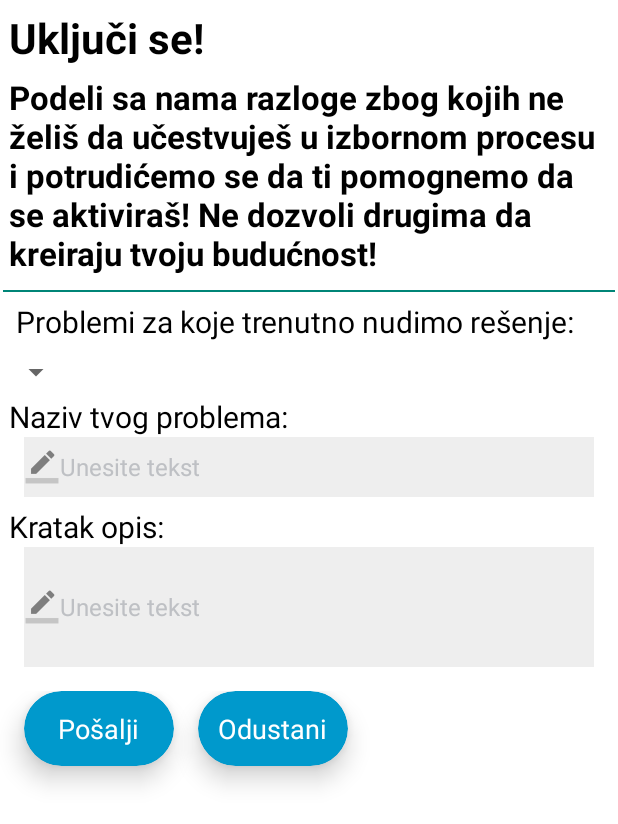
After one commit to OgiVanKenobi/Code-to-Vote, an Android app: the layout activity_prijava_problema.xml on its own in the app's theme, with its tools: preview values and no code run, on a phone screen of 412 x 824 dp. The commit adds this screen. Shown: the top 824 px of the screen. Run offline under Robolectric (Android 15) with nearby library versions, the phone set to English and light mode, and no system bars.

Commit message:
--PosaljiProblem layout created

```diff
--- a/app/src/main/java/com/example/android/codetovote/activity/LoginActivity.java
+++ b/app/src/main/java/com/example/android/codetovote/activity/LoginActivity.java
@@ -41,7 +41,7 @@ public class LoginActivity extends Activity {
         Intent intent = getIntent();
         String msg = intent.getStringExtra("username");
         if (msg != null) {
-            Toast.makeText(getApplicationContext(), "Korisnik " + msg + "uspešno registrovan!", Toast.LENGTH_LONG).show();
+            Toast.makeText(getApplicationContext(), "Korisnik " + msg + " uspešno registrovan!", Toast.LENGTH_LONG).show();
         }
 
         registerLink = findViewById(R.id.registerLink);
@@ -89,6 +89,7 @@ public class LoginActivity extends Activity {
                                     Intent intent = new Intent(LoginActivity.this, PitanjaActivity.class);
                                     intent.putExtra("username", response.body().getUsername());
                                     startActivity(intent);
+                                    finish();
                                 }else{
                                     Toast.makeText(getApplicationContext(), "Pogrešan username ili lozinka!",Toast.LENGTH_LONG).show();
                                 }
--- a/app/src/main/java/com/example/android/codetovote/activity/MainActivity.java
+++ b/app/src/main/java/com/example/android/codetovote/activity/MainActivity.java
@@ -7,6 +7,7 @@ import android.os.Bundle;
 import android.support.v7.widget.CardView;
 import android.util.Log;
 import android.view.View;
+import android.view.Window;
 import android.widget.ImageView;
 import android.widget.Toast;
 
@@ -33,6 +34,7 @@ public class MainActivity extends AppCompatActivity {
     @Override
     protected void onCreate(Bundle savedInstanceState) {
         super.onCreate(savedInstanceState);
+        this.requestWindowFeature(Window.FEATURE_NO_TITLE);
         setContentView(R.layout.activity_main);
 
         add_questionIcon = findViewById(R.id.add_question);
--- a/app/src/main/java/com/example/android/codetovote/activity/PitanjaActivity.java
+++ b/app/src/main/java/com/example/android/codetovote/activity/PitanjaActivity.java
@@ -4,23 +4,37 @@ import android.app.Activity;
 import android.content.Intent;
 import android.os.Bundle;
 import android.view.Window;
+import android.widget.ArrayAdapter;
+import android.widget.Spinner;
 import android.widget.Toast;
 
 import com.example.android.codetovote.R;
 
 public class PitanjaActivity extends Activity {
 
+    Spinner spinner;
+
     @Override
     protected void onCreate(Bundle savedInstanceState) {
         super.onCreate(savedInstanceState);
         this.requestWindowFeature(Window.FEATURE_NO_TITLE);
-        setContentView(R.layout.activity_pitanja);
+        setContentView(R.layout.activity_prijava_problema);
 
         Intent intent = getIntent();
         String msg = intent.getStringExtra("username");
         if (msg != null) {
-            Toast.makeText(getApplicationContext(), "Korisnik " + msg + "uspešno ulogovan!", Toast.LENGTH_LONG).show();
+            Toast.makeText(getApplicationContext(), "Korisnik " + msg + " uspešno ulogovan!", Toast.LENGTH_LONG).show();
         }
+
+        spinner = findViewById(R.id.spinner);
+        String[] items = new String[]{"Nisam u mogućnosti da glasam u mestu prebivališta",
+                "Nisam siguran gde je moje biračko mesto", "Nemam za koga da glasam", "matram da je glasanje neregularno",
+                "matram da moj glas neće ništa promeniti"};
+        ArrayAdapter<String> adapter = new ArrayAdapter<>(this, android.R.layout.simple_spinner_dropdown_item, items);
+        spinner.setAdapter(adapter);
+
+
+
 
     }
 }
--- a/app/src/main/java/com/example/android/codetovote/activity/RegisterActivity.java
+++ b/app/src/main/java/com/example/android/codetovote/activity/RegisterActivity.java
@@ -81,6 +81,7 @@ public class RegisterActivity extends Activity {
                                     Intent intent = new Intent(RegisterActivity.this, LoginActivity.class);
                                     intent.putExtra("username", response.body().getUsername());
                                     startActivity(intent);
+                                    finish();
                                 } else {
                                     Toast.makeText(getApplicationContext(), "Korisničko ime već postoji!", Toast.LENGTH_LONG).show();
                                 }
--- /dev/null
+++ b/app/src/main/res/layout/activity_prijava_problema.xml
@@ -0,0 +1,183 @@
+<?xml version="1.0" encoding="utf-8"?>
+<android.support.constraint.ConstraintLayout xmlns:android="http://schemas.android.com/apk/res/android"
+    android:layout_width="match_parent"
+    android:layout_height="match_parent"
+    xmlns:app="http://schemas.android.com/apk/res-auto"
+    android:background="@color/cardview_light_background">
+<LinearLayout
+    android:layout_width="match_parent"
+    android:layout_height="match_parent"
+    android:orientation="vertical">
+
+    <TextView
+        android:id="@+id/PrijavaProblemaNaslov"
+        android:layout_width="wrap_content"
+        android:layout_height="wrap_content"
+        android:textAlignment="center"
+        android:layout_marginTop="6dp"
+        android:layout_marginLeft="6dp"
+        android:layout_marginRight="6dp"
+        android:text="Uključi se! "
+        android:textSize="28sp"
+        android:textStyle="bold"
+        android:textColor="#000000"/>
+
+    <TextView
+        android:id="@+id/PTextView0"
+        android:layout_width="wrap_content"
+        android:layout_height="wrap_content"
+        android:layout_marginTop="6dp"
+        android:layout_marginLeft="6dp"
+        android:layout_marginRight="6dp"
+        android:text="Podeli sa nama razloge zbog kojih ne želiš da učestvuješ u izbornom procesu i potrudićemo se da ti pomognemo da se aktiviraš! Ne dozvoli drugima da kreiraju tvoju budućnost!"
+        android:textSize="22sp"
+        android:textStyle="bold"
+        android:textColor="#000000"/>
+
+    <View
+        android:layout_width="match_parent"
+        android:layout_height="1dp"
+        android:background="@color/colorPrimary"
+        android:layout_marginTop="10dp"
+        android:layout_marginLeft="2dp"
+        android:layout_marginRight="2dp"/>
+
+    <TextView
+        android:id="@+id/P3TextView1"
+        android:layout_width="wrap_content"
+        android:layout_height="wrap_content"
+        android:layout_marginTop="6dp"
+        android:layout_marginLeft="6dp"
+        android:layout_marginRight="6dp"
+        android:text=" Problemi za koje trenutno nudimo rešenje: "
+        android:textColor="#000000"
+        android:textSize="20sp" />
+
+    <Spinner
+        android:id="@+id/spinner"
+        android:layout_width="wrap_content"
+        android:layout_height="20dp"
+        android:spinnerMode="dropdown"
+        android:layout_marginTop="10dp"/>
+
+    <TextView
+    android:id="@+id/PTextView2"
+    android:layout_width="wrap_content"
+    android:layout_height="wrap_content"
+    android:layout_marginTop="6dp"
+    android:layout_marginLeft="6dp"
+    android:layout_marginRight="6dp"
+    android:text="Naziv tvog problema: "
+    android:textColor="#000000"
+    android:textSize="20sp" />
+
+    <EditText
+        android:id="@+id/editTextNaslov"
+        android:layout_width="match_parent"
+        android:layout_height="40dp"
+        android:layout_marginLeft="16dp"
+        android:layout_marginRight="16dp"
+        android:background="#11000000"
+        android:drawableLeft="@drawable/pen"
+        android:ems="10"
+        android:hint="Unesite tekst"
+        android:inputType="textPersonName"
+        android:textColor="#000000"
+        android:textColorHint="#bec0c4"
+        android:textSize="16dp" />
+
+    <TextView
+        android:id="@+id/PTextView3"
+        android:layout_width="wrap_content"
+        android:layout_height="wrap_content"
+        android:layout_marginTop="6dp"
+        android:layout_marginLeft="6dp"
+        android:layout_marginRight="6dp"
+        android:text="Kratak opis: "
+        android:textColor="#000000"
+        android:textSize="20sp" />
+
+    <EditText
+        android:id="@+id/editTextOpis"
+        android:layout_width="match_parent"
+        android:layout_height="80dp"
+        android:layout_marginLeft="16dp"
+        android:layout_marginRight="16dp"
+        android:background="#11000000"
+        android:drawableLeft="@drawable/pen"
+        android:ems="10"
+        android:hint="Unesite tekst"
+        android:inputType="textMultiLine"
+        android:textColor="#000000"
+        android:textColorHint="#bec0c4"
+        android:textSize="16dp" />
+
+        <LinearLayout
+            android:layout_width="match_parent"
+            android:layout_height="match_parent"
+            android:orientation="horizontal"
+            android:layout_marginTop="16dp"
+            android:weightSum="100">
+
+
+            <android.support.v7.widget.CardView
+                android:id="@+id/submitButton"
+                android:layout_width="100dp"
+                android:layout_height="50dp"
+                android:layout_marginLeft="16dp"
+                android:layout_marginRight="16dp"
+                app:cardBackgroundColor="@android:color/holo_blue_dark"
+                app:cardCornerRadius="25dp"
+                app:cardElevation="10dp"
+                android:layout_marginBottom="132dp">
+
+                <RelativeLayout
+                    android:layout_width="match_parent"
+                    android:layout_height="match_parent">
+
+                    <TextView
+                        android:id="@+id/textView11"
+                        android:layout_width="wrap_content"
+                        android:layout_height="wrap_content"
+                        android:layout_centerHorizontal="true"
+                        android:layout_centerInParent="true"
+                        android:layout_centerVertical="true"
+                        android:text="Pošalji"
+                        android:textColor="#ffffff"
+                        android:textSize="18dp" />
+                </RelativeLayout>
+            </android.support.v7.widget.CardView>
+
+            <android.support.v7.widget.CardView
+                android:id="@+id/loginButton"
+                android:layout_width="100dp"
+                android:layout_height="50dp"
+                app:cardBackgroundColor="@android:color/holo_blue_dark"
+                app:cardCornerRadius="25dp"
+                app:cardElevation="10dp"
+                android:layout_marginBottom="132dp">
+
+                <RelativeLayout
+                    android:layout_width="match_parent"
+                    android:layout_height="match_parent">
+
+                    <TextView
+                        android:id="@+id/textView12"
+                        android:layout_width="wrap_content"
+                        android:layout_height="wrap_content"
+                        android:layout_centerHorizontal="true"
+                        android:layout_centerInParent="true"
+                        android:layout_centerVertical="true"
+                        android:text="Odustani"
+                        android:textColor="#ffffff"
+                        android:textSize="18dp" />
+                </RelativeLayout>
+            </android.support.v7.widget.CardView>
+
+
+        </LinearLayout>
+
+
+</LinearLayout>
+
+</android.support.constraint.ConstraintLayout>
```
Also changed, not shown: app/src/main/res/drawable-hdpi/pen.png (added), app/src/main/res/drawable-mdpi/pen.png (added), app/src/main/res/drawable-xhdpi/pen.png (added), app/src/main/res/drawable-xxhdpi/pen.png (added), app/src/main/res/drawable-xxxhdpi/pen.png (added).
